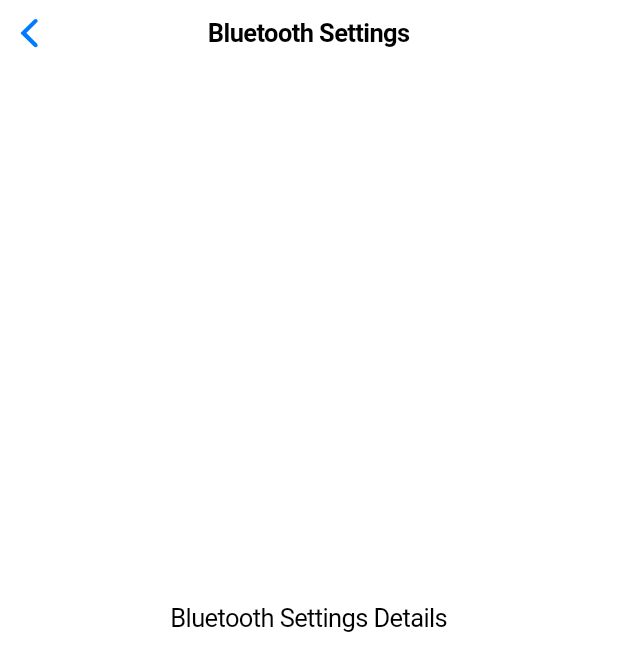
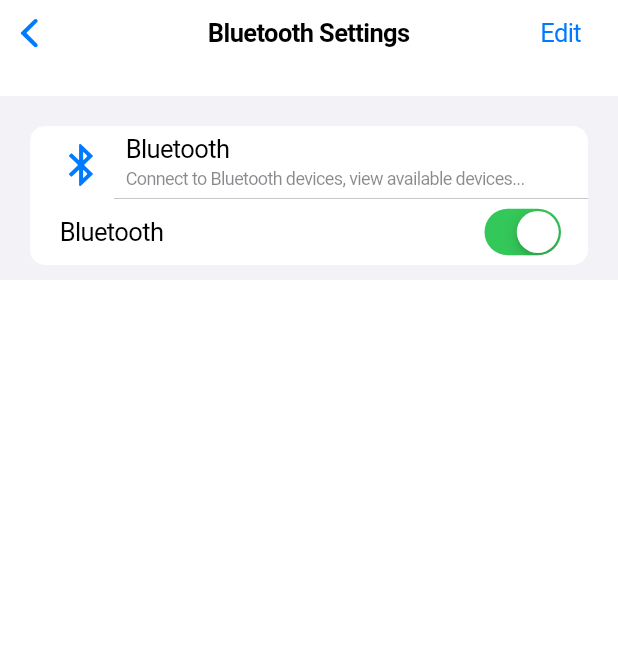
Before and after one commit to megan-esguerra/settings_midterm_activity, a Flutter app: the BluetoothSettingsPage screen opened directly, on a phone screen of 412 x 824 dp. Shown: the top 671 px of the screen. Run offline on Flutter 3.47's test engine with Material 3 defaults, Android fonts, the phone set to English and light mode, and no system bars.

Commit message:
modify bluetooth

```diff
--- a/lib/main.dart
+++ b/lib/main.dart
@@ -114,8 +114,8 @@ class SettingsPage extends StatelessWidget {
 class WifiSettingsPage extends StatefulWidget {
   const WifiSettingsPage({super.key});
 
-@override
-_WifiSettingsPageState createState() => _WifiSettingsPageState();
+  @override
+  _WifiSettingsPageState createState() => _WifiSettingsPageState();
 }
 
 class _WifiSettingsPageState extends State<WifiSettingsPage> {
@@ -165,18 +165,56 @@ class _WifiSettingsPageState extends State<WifiSettingsPage> {
   }
 }
 
-// Dummy page for Bluetooth settings.
-class BluetoothSettingsPage extends StatelessWidget {
-  const BluetoothSettingsPage({Key? key}) : super(key: key);
+// Updated page for Bluetooth settings.
+class BluetoothSettingsPage extends StatefulWidget {
+  const BluetoothSettingsPage({super.key});
+
+  @override
+  _BluetoothSettingsPageState createState() => _BluetoothSettingsPageState();
+}
+
+class _BluetoothSettingsPageState extends State<BluetoothSettingsPage> {
+  bool isBluetoothEnabled = true;
 
   @override
   Widget build(BuildContext context) {
     return CupertinoPageScaffold(
-      navigationBar: const CupertinoNavigationBar(
+      navigationBar: CupertinoNavigationBar(
         middle: Text("Bluetooth Settings"),
+        trailing: CupertinoButton(
+          padding: EdgeInsets.zero,
+          child: Text("Edit", style: TextStyle(color: CupertinoColors.activeBlue)),
+          onPressed: () {
+            // Handle Edit action
+          },
+        ),
       ),
-      child: const Center(
-        child: Text("Bluetooth Settings Details"),
+      child: SafeArea(
+        child: Column(
+          children: [
+            SizedBox(height: 20),
+            CupertinoListSection.insetGrouped(
+              children: [
+                CupertinoListTile(
+                  leading: Icon(CupertinoIcons.bluetooth, size: 32),
+                  title: Text("Bluetooth"),
+                  subtitle: Text("Connect to Bluetooth devices, view available devices..."),
+                ),
+                CupertinoListTile(
+                  title: Text("Bluetooth"),
+                  trailing: CupertinoSwitch(
+                    value: isBluetoothEnabled,
+                    onChanged: (bool value) {
+                      setState(() {
+                        isBluetoothEnabled = value;
+                      });
+                    },
+                  ),
+                ),
+              ],
+            ),
+          ],
+        ),
       ),
     );
   }
```
